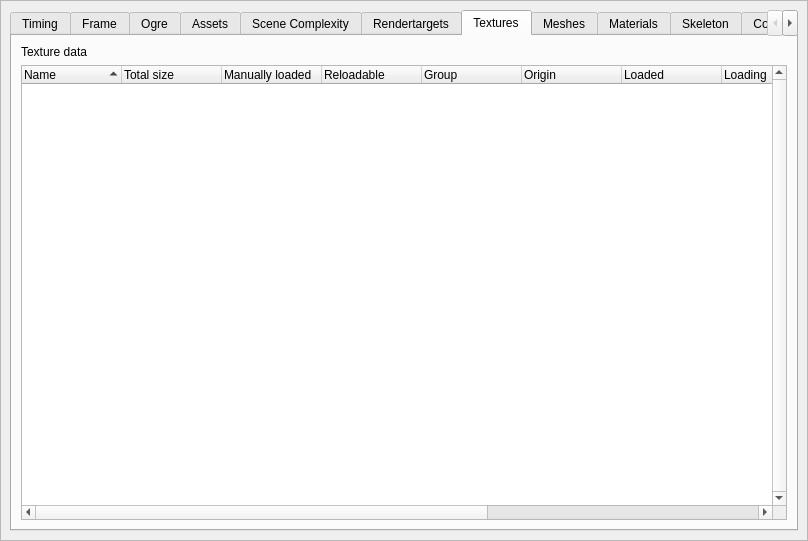
Above: bin/data/ui/profiler.ui from realXtend/tundra before the change. Below: the same form after it.
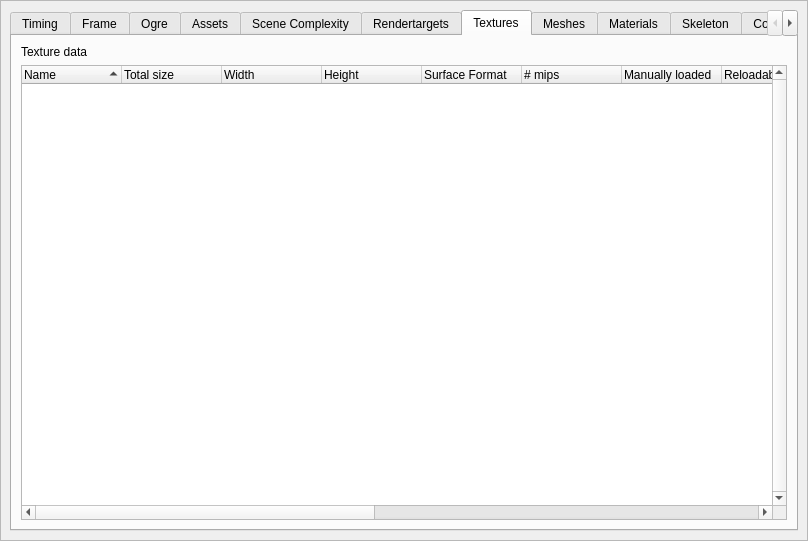
That is the form after the change. The open tabs and pages were chosen to show the change.

Commit message: Added width, height, format, # mips option to Profiler window on Ogre textures.

Patch:
```diff
--- a/bin/data/ui/profiler.ui
+++ b/bin/data/ui/profiler.ui
@@ -1064,6 +1064,26 @@
               <string>Total size</string>
              </property>
             </column>
+            <column>
+             <property name="text">
+              <string>Width</string>
+             </property>
+            </column>
+            <column>
+             <property name="text">
+              <string>Height</string>
+             </property>
+            </column>
+            <column>
+             <property name="text">
+              <string>Surface Format</string>
+             </property>
+            </column>
+            <column>
+             <property name="text">
+              <string># mips</string>
+             </property>
+            </column>
             <column>
              <property name="text">
               <string>Manually loaded</string>
```
Left out of the diff: 23 changed lines with no effect on the pictures. The commit also changes 2 other files.
